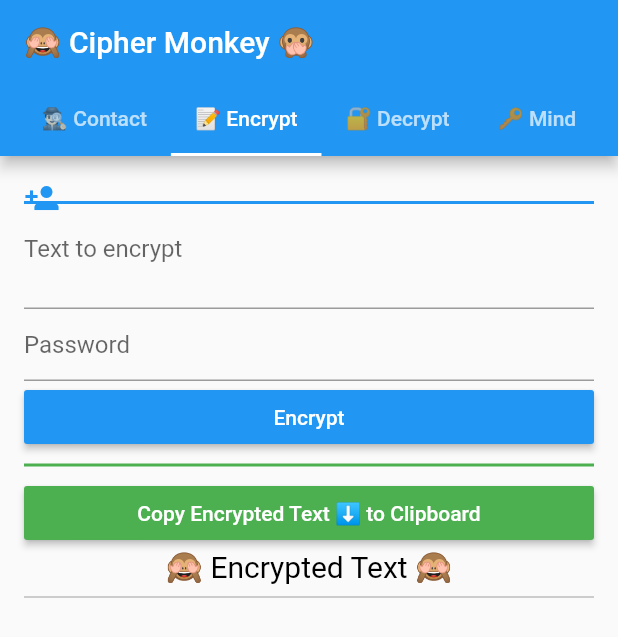
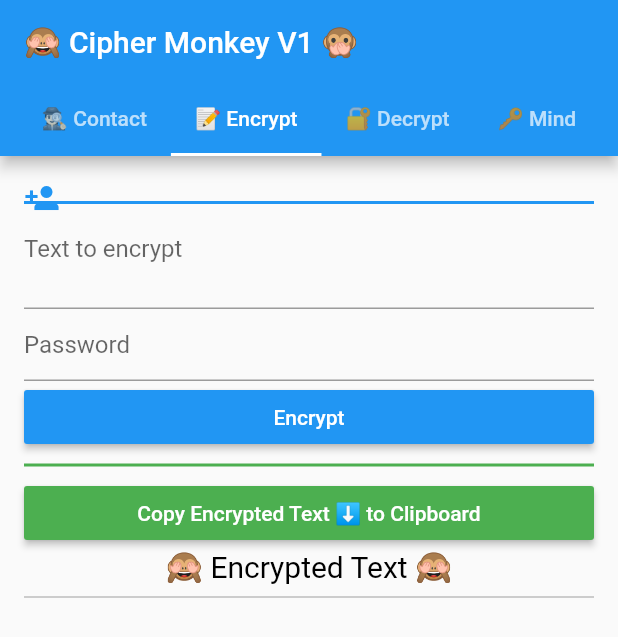
Before and after one commit to Frederic-Zhou/ciphermonkey, a Flutter app: the screen it shows after launch, tab 2 chosen, on a phone screen of 412 x 824 dp. Shown: the top 637 px of the screen. Run offline on Flutter 3.47's test engine with Material 2 defaults, Android fonts, the phone set to English and light mode, and no system bars; our stand-ins replace sqflite, toast; missing offline and left inert: asn1lib, encrypt, pointycastle; accounts and stored records are empty.

Commit message:
显示版本号

```diff
--- a/lib/main.dart
+++ b/lib/main.dart
@@ -21,7 +21,7 @@ class MyApp extends StatelessWidget {
       theme: ThemeData(
         primarySwatch: Colors.blue,
       ),
-      home: MyHomePage(title: '🙈 Cipher Monkey 🙊'),
+      home: MyHomePage(title: '🙈 Cipher Monkey V1 🙊'),
       debugShowCheckedModeBanner: false,
     );
   }
```
